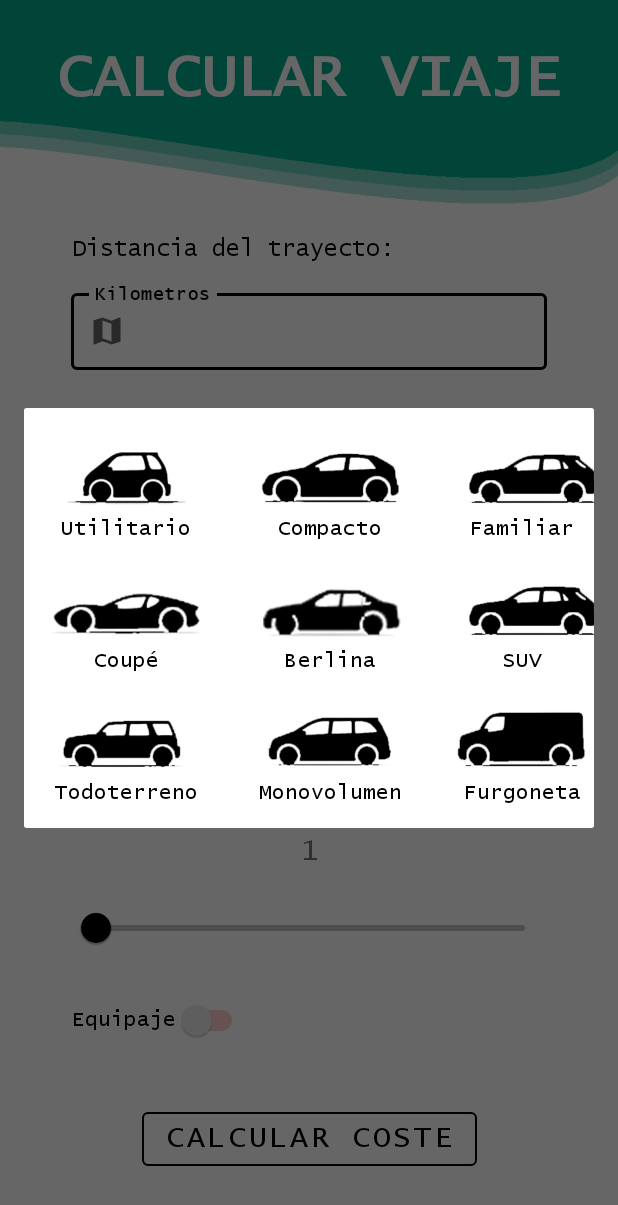
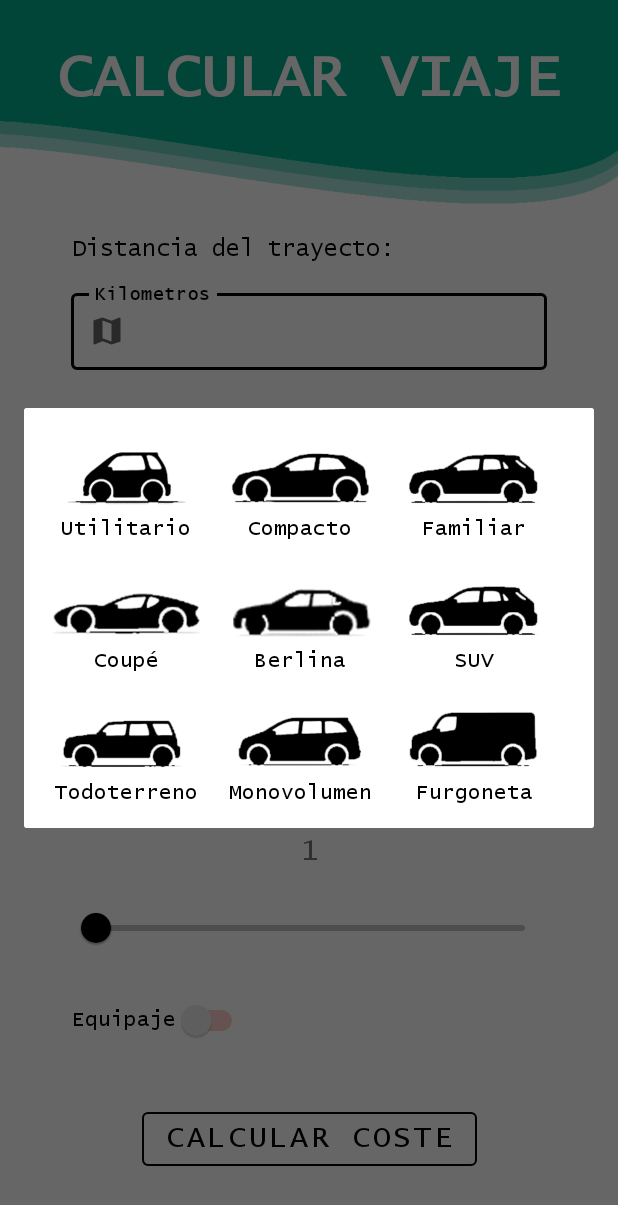
Before and after one commit to SrLario/organify, an Android app: the CalculateGasolineScreen screen opened directly, with no data from a screen before it, after a tap on an icon or button, on a phone screen of 412 x 824 dp. Shown: the top 1205 px of the screen. Run offline under Robolectric (Android 15) with nearby library versions, the phone set to English and light mode, and no system bars.

Commit message:
DALE MAS GASOLINAAAAAA

```diff
--- a/Organify/app/src/main/res/layout/activity_home_screen.xml
+++ b/Organify/app/src/main/res/layout/activity_home_screen.xml
@@ -66,10 +66,10 @@
         android:layout_width="wrap_content"
         android:layout_height="wrap_content"
         android:layout_marginBottom="8dp"
-        android:text="Planificar viaje"
+        android:fontFamily="@font/lucida_console"
+        android:text="Nuevo viaje"
         android:textColor="?attr/text_color_reverse"
         android:textSize="30sp"
-        android:fontFamily="@font/lucida_console"
         app:layout_constraintBottom_toBottomOf="@+id/new_travel_button"
         app:layout_constraintEnd_toEndOf="@+id/new_travel_button"
         app:layout_constraintStart_toStartOf="@+id/new_travel_button"
--- a/Organify/app/src/main/res/layout/pick_consumption_car.xml
+++ b/Organify/app/src/main/res/layout/pick_consumption_car.xml
@@ -13,6 +13,7 @@
         android:layout_height="wrap_content">
 
         //UTILITARIO
+
         <ImageView
             android:id="@+id/utilitario"
             android:layout_width="128dp"
@@ -26,6 +27,7 @@
             app:layout_constraintStart_toStartOf="parent"
             app:layout_constraintTop_toTopOf="parent"
             app:tint="?attr/text_color" />
+
         <TextView
             android:id="@+id/text_utilitario"
             android:layout_width="128dp"
@@ -33,40 +35,40 @@
             android:layout_marginStart="4dp"
             android:layout_marginLeft="4dp"
             android:layout_marginTop="65dp"
+            android:fontFamily="@font/lucida_console"
             android:gravity="center_horizontal"
-            android:textColor="?attr/text_color"
-            android:fontFamily="@font/lucida_console"
             android:text="Utilitario"
             android:textAlignment="center"
+            android:textColor="?attr/text_color"
             app:layout_constraintStart_toStartOf="parent"
             app:layout_constraintTop_toTopOf="@+id/utilitario" />
 
         //COMPACTO
+
         <ImageView
             android:id="@+id/compacto"
             android:layout_width="128dp"
             android:layout_height="77dp"
-            android:layout_marginStart="8dp"
-            android:layout_marginLeft="8dp"
             android:layout_marginTop="8dp"
             android:clickable="true"
             android:focusable="true"
             android:src="@drawable/car_consumption_compacto"
+            app:layout_constraintEnd_toStartOf="@+id/familiar"
             app:layout_constraintStart_toEndOf="@+id/utilitario"
             app:layout_constraintTop_toTopOf="parent"
             app:tint="?attr/text_color" />
+
         <TextView
             android:id="@+id/text_compacto"
             android:layout_width="128dp"
             android:layout_height="wrap_content"
-            android:layout_marginStart="8dp"
-            android:layout_marginLeft="8dp"
             android:layout_marginTop="65dp"
+            android:fontFamily="@font/lucida_console"
             android:gravity="center_horizontal"
+            android:text="Compacto"
+            android:textAlignment="center"
             android:textColor="?attr/text_color"
-            android:text="Compacto"
-            android:fontFamily="@font/lucida_console"
-            android:textAlignment="center"
+            app:layout_constraintEnd_toStartOf="@+id/text_familiar"
             app:layout_constraintStart_toEndOf="@+id/text_utilitario"
             app:layout_constraintTop_toTopOf="@+id/compacto" />
 
@@ -76,12 +78,13 @@
             android:id="@+id/familiar"
             android:layout_width="128dp"
             android:layout_height="77dp"
-            android:layout_marginStart="8dp"
             android:layout_marginTop="8dp"
+            android:layout_marginEnd="16dp"
+            android:layout_marginRight="16dp"
             android:clickable="true"
             android:focusable="true"
             android:src="@drawable/car_consumption_familiar"
-            app:layout_constraintStart_toEndOf="@+id/compacto"
+            app:layout_constraintEnd_toEndOf="parent"
             app:layout_constraintTop_toTopOf="parent"
             app:tint="?attr/text_color" />
 
@@ -90,15 +93,18 @@
             android:layout_width="128dp"
             android:layout_height="wrap_content"
             android:layout_marginTop="65dp"
+            android:layout_marginEnd="16dp"
+            android:layout_marginRight="16dp"
             android:fontFamily="@font/lucida_console"
             android:gravity="center_horizontal"
             android:text="Familiar"
             android:textAlignment="center"
             android:textColor="?attr/text_color"
-            app:layout_constraintStart_toEndOf="@+id/text_compacto"
+            app:layout_constraintEnd_toEndOf="parent"
             app:layout_constraintTop_toTopOf="@+id/familiar" />
 
         //COUPE
+
         <ImageView
             android:id="@+id/coupe"
             android:layout_width="128dp"
@@ -112,6 +118,7 @@
             app:layout_constraintStart_toStartOf="parent"
             app:layout_constraintTop_toBottomOf="@+id/text_utilitario"
             app:tint="?attr/text_color" />
+
         <TextView
             android:id="@+id/text_coupe"
             android:layout_width="128dp"
@@ -119,40 +126,40 @@
             android:layout_marginStart="4dp"
             android:layout_marginLeft="4dp"
             android:layout_marginTop="65dp"
+            android:fontFamily="@font/lucida_console"
             android:gravity="center_horizontal"
-            android:textColor="?attr/text_color"
-            android:fontFamily="@font/lucida_console"
             android:text="Coupé"
             android:textAlignment="center"
+            android:textColor="?attr/text_color"
             app:layout_constraintStart_toStartOf="parent"
             app:layout_constraintTop_toTopOf="@+id/coupe" />
 
         //BERLINA
+
         <ImageView
             android:id="@+id/berlina"
             android:layout_width="128dp"
             android:layout_height="77dp"
-            android:layout_marginStart="8dp"
-            android:layout_marginLeft="8dp"
             android:layout_marginTop="8dp"
             android:clickable="true"
             android:focusable="true"
             android:src="@drawable/car_consumption_berlina"
+            app:layout_constraintEnd_toStartOf="@+id/suv"
             app:layout_constraintStart_toEndOf="@+id/coupe"
             app:layout_constraintTop_toBottomOf="@+id/text_compacto"
             app:tint="?attr/text_color" />
+
         <TextView
             android:id="@+id/text_berlina"
             android:layout_width="128dp"
             android:layout_height="wrap_content"
-            android:layout_marginStart="8dp"
-            android:layout_marginLeft="8dp"
             android:layout_marginTop="65dp"
+            android:fontFamily="@font/lucida_console"
             android:gravity="center_horizontal"
-            android:textColor="?attr/text_color"
-            android:fontFamily="@font/lucida_console"
             android:text="Berlina"
             android:textAlignment="center"
+            android:textColor="?attr/text_color"
+            app:layout_constraintEnd_toStartOf="@+id/text_suv"
             app:layout_constraintStart_toEndOf="@+id/text_coupe"
             app:layout_constraintTop_toTopOf="@+id/berlina" />
 
@@ -162,12 +169,13 @@
             android:id="@+id/suv"
             android:layout_width="128dp"
             android:layout_height="77dp"
-            android:layout_marginStart="8dp"
             android:layout_marginTop="8dp"
+            android:layout_marginEnd="16dp"
+            android:layout_marginRight="16dp"
             android:clickable="true"
             android:focusable="true"
             android:src="@drawable/car_consumption_suv"
-            app:layout_constraintStart_toEndOf="@+id/berlina"
+            app:layout_constraintEnd_toEndOf="parent"
             app:layout_constraintTop_toBottomOf="@+id/text_familiar"
             app:tint="?attr/text_color" />
 
@@ -176,15 +184,18 @@
             android:layout_width="128dp"
             android:layout_height="wrap_content"
             android:layout_marginTop="65dp"
+            android:layout_marginEnd="16dp"
+            android:layout_marginRight="16dp"
+            android:fontFamily="@font/lucida_console"
             android:gravity="center_horizontal"
             android:text="SUV"
             android:textAlignment="center"
-            android:fontFamily="@font/lucida_console"
             android:textColor="?attr/text_color"
-            app:layout_constraintStart_toEndOf="@+id/text_berlina"
+            app:layout_constraintEnd_toEndOf="parent"
             app:layout_constraintTop_toTopOf="@+id/suv" />
 
         //TODOTERRNO
+
         <ImageView
             android:id="@+id/todoterreno"
             android:layout_width="128dp"
@@ -198,6 +209,7 @@
             app:layout_constraintStart_toStartOf="parent"
             app:layout_constraintTop_toBottomOf="@+id/text_coupe"
             app:tint="?attr/text_color" />
+
         <TextView
             android:id="@+id/text_todoterreno"
             android:layout_width="128dp"
@@ -206,41 +218,45 @@
             android:layout_marginLeft="4dp"
             android:layout_marginTop="65dp"
             android:layout_marginBottom="16dp"
+            android:fontFamily="@font/lucida_console"
             android:gravity="center_horizontal"
-            android:textColor="?attr/text_color"
-            android:fontFamily="@font/lucida_console"
             android:text="Todoterreno"
             android:textAlignment="center"
+            android:textColor="?attr/text_color"
             app:layout_constraintBottom_toBottomOf="parent"
             app:layout_constraintStart_toStartOf="parent"
             app:layout_constraintTop_toTopOf="@+id/todoterreno" />
 
         //MONOVOLUMEN
+
         <ImageView
             android:id="@+id/monovolumen"
             android:layout_width="128dp"
             android:layout_height="77dp"
-            android:layout_marginStart="8dp"
-            android:layout_marginLeft="8dp"
             android:layout_marginTop="8dp"
             android:clickable="true"
             android:focusable="true"
             android:src="@drawable/car_consumption_monovolumen"
+            app:layout_constraintEnd_toStartOf="@+id/furgoneta"
             app:layout_constraintStart_toEndOf="@+id/todoterreno"
             app:layout_constraintTop_toBottomOf="@+id/text_berlina"
             app:tint="?attr/text_color" />
+
         <TextView
             android:id="@+id/text_monovolumen"
             android:layout_width="128dp"
             android:layout_height="wrap_content"
-            android:layout_marginStart="8dp"
-            android:layout_marginLeft="8dp"
+            android:layout_marginStart="16dp"
+            android:layout_marginLeft="16dp"
             android:layout_marginTop="65dp"
+            android:layout_marginEnd="16dp"
+            android:layout_marginRight="16dp"
+            android:fontFamily="@font/lucida_console"
             android:gravity="center_horizontal"
-            android:textColor="?attr/text_color"
-            android:fontFamily="@font/lucida_console"
             android:text="Monovolumen"
             android:textAlignment="center"
+            android:textColor="?attr/text_color"
+            app:layout_constraintEnd_toStartOf="@+id/text_furgoneta"
             app:layout_constraintStart_toEndOf="@+id/text_todoterreno"
             app:layout_constraintTop_toTopOf="@+id/monovolumen" />
 
@@ -251,10 +267,12 @@
             android:layout_width="128dp"
             android:layout_height="77dp"
             android:layout_marginTop="8dp"
+            android:layout_marginEnd="16dp"
+            android:layout_marginRight="16dp"
             android:clickable="true"
             android:focusable="true"
             android:src="@drawable/car_consumption_furgoneta"
-            app:layout_constraintStart_toEndOf="@+id/monovolumen"
+            app:layout_constraintEnd_toEndOf="parent"
             app:layout_constraintTop_toBottomOf="@+id/text_suv"
             app:tint="?attr/text_color" />
 
@@ -263,14 +281,15 @@
             android:layout_width="128dp"
             android:layout_height="wrap_content"
             android:layout_marginTop="65dp"
+            android:layout_marginEnd="16dp"
+            android:layout_marginRight="16dp"
+            android:fontFamily="@font/lucida_console"
             android:gravity="center_horizontal"
             android:text="Furgoneta"
             android:textAlignment="center"
-            android:fontFamily="@font/lucida_console"
             android:textColor="?attr/text_color"
-            app:layout_constraintStart_toEndOf="@+id/text_monovolumen"
+            app:layout_constraintEnd_toEndOf="parent"
             app:layout_constraintTop_toTopOf="@+id/furgoneta" />
-
 
 
     </androidx.constraintlayout.widget.ConstraintLayout>
```
